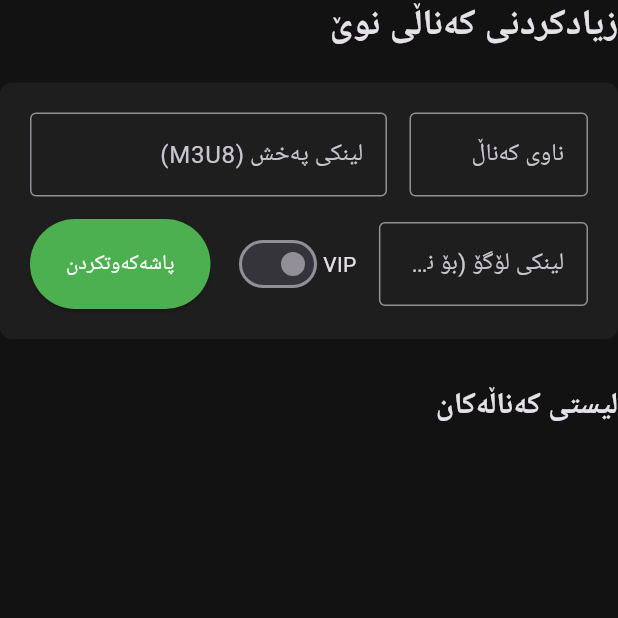
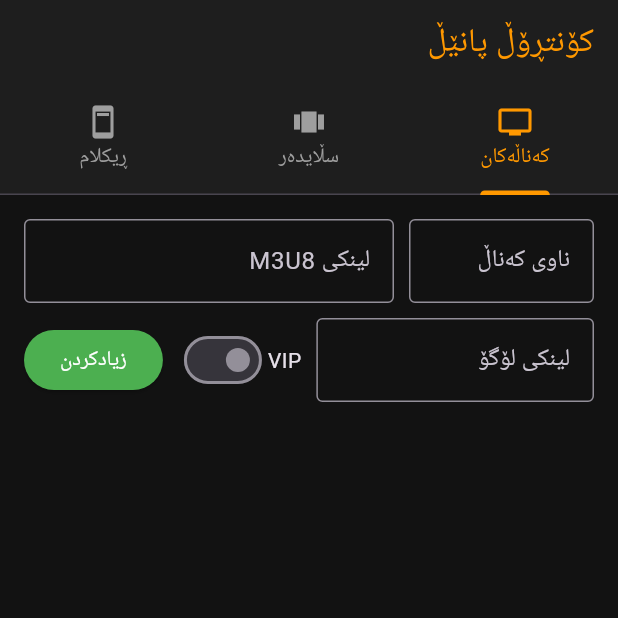
Before and after one commit to ordarat/Tv-admin, a Flutter app: the ManageChannelsPage screen opened directly, on a phone screen of 412 x 824 dp, the top half of it. Run offline on Flutter 3.47's test engine with Material 3 defaults, Android fonts, the phone set to English and light mode, and no system bars; our stand-ins replace cloud_firestore, firebase_auth, firebase_core; accounts and stored records are empty.

Commit message:
Update manage_channels.dart

```diff
--- a/lib/screens/pages/manage_channels.dart
+++ b/lib/screens/pages/manage_channels.dart
@@ -1,112 +1,87 @@
 import 'package:flutter/material.dart';
 import 'package:cloud_firestore/cloud_firestore.dart';
 
-class ManageChannelsPage extends StatefulWidget {
+class ManageChannelsPage extends StatelessWidget {
   const ManageChannelsPage({super.key});
 
   @override
-  State<ManageChannelsPage> createState() => _ManageChannelsPageState();
+  Widget build(BuildContext context) {
+    return DefaultTabController(
+      length: 3,
+      child: Scaffold(
+        appBar: AppBar(
+          title: const Text('کۆنتڕۆڵ پانێڵ', style: TextStyle(color: Colors.orange)),
+          backgroundColor: const Color(0xFF1E1E1E),
+          bottom: const TabBar(
+            indicatorColor: Colors.orange,
+            labelColor: Colors.orange,
+            unselectedLabelColor: Colors.grey,
+            tabs: [
+              Tab(icon: Icon(Icons.tv), text: 'کەناڵەکان'),
+              Tab(icon: Icon(Icons.view_carousel), text: 'سڵایدەر'),
+              Tab(icon: Icon(Icons.ad_units), text: 'ڕیکلام'),
+            ],
+          ),
+        ),
+        body: const TabBarView(
+          children: [
+            _ChannelsTab(),
+            _SlidersTab(),
+            _AdsTab(),
+          ],
+        ),
+      ),
+    );
+  }
 }
 
-class _ManageChannelsPageState extends State<ManageChannelsPage> {
-  final TextEditingController _nameController = TextEditingController();
-  final TextEditingController _urlController = TextEditingController();
-  final TextEditingController _logoController = TextEditingController(); // فایلی لۆگۆ زیادکرا
+// ================= بەشی کەناڵەکان =================
+class _ChannelsTab extends StatefulWidget { const _ChannelsTab(); @override State<_ChannelsTab> createState() => _ChannelsTabState(); }
+class _ChannelsTabState extends State<_ChannelsTab> {
+  final _nameController = TextEditingController();
+  final _urlController = TextEditingController();
+  final _logoController = TextEditingController();
   bool _isVip = false;
 
   Future<void> _addChannel() async {
-    // دڵنیابوون لەوەی ناو و لینک و لۆگۆ پڕکراونەتەوە
-    if (_nameController.text.isEmpty || _urlController.text.isEmpty || _logoController.text.isEmpty) return;
-
+    if (_nameController.text.isEmpty || _urlController.text.isEmpty) return;
     await FirebaseFirestore.instance.collection('channels').add({
-      'name': _nameController.text,
-      'stream_url': _urlController.text,
-      'logo_url': _logoController.text, // لۆگۆکە دەنێرێت بۆ فایەربەیس
-      'is_vip': _isVip,
-      'created_at': FieldValue.serverTimestamp(),
+      'name': _nameController.text, 'stream_url': _urlController.text, 'logo_url': _logoController.text, 'is_vip': _isVip, 'created_at': FieldValue.serverTimestamp(),
     });
-
-    _nameController.clear();
-    _urlController.clear();
-    _logoController.clear(); // پاککردنەوەی شوێنی لۆگۆکە
+    _nameController.clear(); _urlController.clear(); _logoController.clear();
     setState(() => _isVip = false);
-
-    if(!mounted) return;
-    ScaffoldMessenger.of(context).showSnackBar(const SnackBar(content: Text('کەناڵەکە بە سەرکەوتوویی زیادکرا')));
+    ScaffoldMessenger.of(context).showSnackBar(const SnackBar(content: Text('کەناڵ زیادکرا')));
   }
 
   @override
   Widget build(BuildContext context) {
-    return Column(
-      crossAxisAlignment: CrossAxisAlignment.start,
-      children: [
-        const Text('زیادکردنی کەناڵی نوێ', style: TextStyle(fontSize: 24, fontWeight: FontWeight.bold)),
-        const SizedBox(height: 20),
-        Container(
-          padding: const EdgeInsets.all(20),
-          decoration: BoxDecoration(color: const Color(0xFF1E1E1E), borderRadius: BorderRadius.circular(8)),
+    return Padding(
+      padding: const EdgeInsets.all(16.0),
       child: Column(
         children: [
           Row(
             children: [
-                  Expanded(
-                    child: TextField(
-                      controller: _nameController,
-                      decoration: const InputDecoration(labelText: 'ناوی کەناڵ', border: OutlineInputBorder()),
-                    ),
-                  ),
-                  const SizedBox(width: 15),
-                  Expanded(
-                    flex: 2,
-                    child: TextField(
-                      controller: _urlController,
-                      decoration: const InputDecoration(labelText: 'لینکی پەخش (M3U8)', border: OutlineInputBorder()),
-                    ),
-                  ),
+              Expanded(child: TextField(controller: _nameController, decoration: const InputDecoration(labelText: 'ناوی کەناڵ', border: OutlineInputBorder()))),
+              const SizedBox(width: 10),
+              Expanded(flex: 2, child: TextField(controller: _urlController, decoration: const InputDecoration(labelText: 'لینکی M3U8', border: OutlineInputBorder()))),
             ],
           ),
-              const SizedBox(height: 15),
+          const SizedBox(height: 10),
           Row(
             children: [
-                  Expanded(
-                    flex: 2,
-                    child: TextField(
-                      controller: _logoController,
-                      decoration: const InputDecoration(labelText: 'لینکی لۆگۆ (بۆ نموونە: .png یان .jpg)', border: OutlineInputBorder()),
-                    ),
-                  ),
-                  const SizedBox(width: 15),
-                  Row(
-                    children: [
-                      const Text('VIP'),
-                      Switch(
-                        value: _isVip,
-                        activeColor: Colors.yellow,
-                        onChanged: (val) => setState(() => _isVip = val),
-                      ),
+              Expanded(flex: 2, child: TextField(controller: _logoController, decoration: const InputDecoration(labelText: 'لینکی لۆگۆ', border: OutlineInputBorder()))),
+              const SizedBox(width: 10),
+              const Text('VIP'), Switch(value: _isVip, activeColor: Colors.yellow, onChanged: (v) => setState(() => _isVip = v)),
+              const SizedBox(width: 10),
+              ElevatedButton(onPressed: _addChannel, style: ElevatedButton.styleFrom(backgroundColor: Colors.green), child: const Text('زیادکردن', style: TextStyle(color: Colors.white))),
             ],
           ),
-                  const SizedBox(width: 15),
-                  ElevatedButton(
-                    style: ElevatedButton.styleFrom(backgroundColor: Colors.green, padding: const EdgeInsets.symmetric(horizontal: 24, vertical: 20)),
-                    onPressed: _addChannel,
-                    child: const Text('پاشەکەوتکردن', style: TextStyle(color: Colors.white)),
-                  ),
-                ],
-              ),
-            ],
-          ),
-        ),
-        const SizedBox(height: 30),
-        const Text('لیستی کەناڵەکان', style: TextStyle(fontSize: 20, fontWeight: FontWeight.bold)),
-        const SizedBox(height: 10),
-
+          const SizedBox(height: 20),
           Expanded(
             child: StreamBuilder<QuerySnapshot>(
               stream: FirebaseFirestore.instance.collection('channels').orderBy('created_at', descending: true).snapshots(),
               builder: (context, snapshot) {
                 if (!snapshot.hasData) return const Center(child: CircularProgressIndicator());
-
                 var docs = snapshot.data!.docs;
                 return ListView.builder(
                   itemCount: docs.length,
@@ -115,23 +90,9 @@ class _ManageChannelsPageState extends State<ManageChannelsPage> {
                     return Card(
                       color: const Color(0xFF2C2C2C),
                       child: ListTile(
-                      // پیشاندانی لۆگۆکە لەناو لیستی ئەدمین بە بچووکی
-                      leading: data['logo_url'] != null && data['logo_url'].toString().isNotEmpty
-                          ? Image.network(data['logo_url'], width: 50, height: 50, fit: BoxFit.cover, errorBuilder: (c, e, s) => const Icon(Icons.error))
-                          : const Icon(Icons.tv, size: 50),
+                        leading: CircleAvatar(backgroundImage: NetworkImage(data['logo_url'] ?? '')),
                         title: Text(data['name'] ?? ''),
-                      subtitle: Text(data['stream_url'] ?? '', style: const TextStyle(color: Colors.grey)),
-                      trailing: Row(
-                        mainAxisSize: MainAxisSize.min,
-                        children: [
-                          if (data['is_vip'] == true)
-                            Container(padding: const EdgeInsets.all(4), color: Colors.yellow, child: const Text('VIP', style: TextStyle(color: Colors.black, fontSize: 10))),
-                          IconButton(
-                            icon: const Icon(Icons.delete, color: Colors.red),
-                            onPressed: () => FirebaseFirestore.instance.collection('channels').doc(docs[index].id).delete(),
-                          ),
-                        ],
-                      ),
+                        trailing: IconButton(icon: const Icon(Icons.delete, color: Colors.red), onPressed: () => FirebaseFirestore.instance.collection('channels').doc(docs[index].id).delete()),
                       ),
                     );
                   },
@@ -140,6 +101,110 @@ class _ManageChannelsPageState extends State<ManageChannelsPage> {
             ),
           ),
         ],
+      ),
     );
   }
 }
+
+// ================= بەشی سڵایدەر =================
+class _SlidersTab extends StatefulWidget { const _SlidersTab(); @override State<_SlidersTab> createState() => _SlidersTabState(); }
+class _SlidersTabState extends State<_SlidersTab> {
+  final _imageController = TextEditingController();
+
+  Future<void> _addSlider() async {
+    if (_imageController.text.isEmpty) return;
+    await FirebaseFirestore.instance.collection('sliders').add({
+      'image_url': _imageController.text, 'created_at': FieldValue.serverTimestamp(),
+    });
+    _imageController.clear();
+    ScaffoldMessenger.of(context).showSnackBar(const SnackBar(content: Text('وێنەی سڵایدەر زیادکرا')));
+  }
+
+  @override
+  Widget build(BuildContext context) {
+    return Padding(
+      padding: const EdgeInsets.all(16.0),
+      child: Column(
+        children: [
+          Row(
+            children: [
+              Expanded(child: TextField(controller: _imageController, decoration: const InputDecoration(labelText: 'لینکی وێنەی سڵایدەر', border: OutlineInputBorder()))),
+              const SizedBox(width: 10),
+              ElevatedButton(onPressed: _addSlider, style: ElevatedButton.styleFrom(backgroundColor: Colors.blue), child: const Text('زیادکردن', style: TextStyle(color: Colors.white))),
+            ],
+          ),
+          const SizedBox(height: 20),
+          Expanded(
+            child: StreamBuilder<QuerySnapshot>(
+              stream: FirebaseFirestore.instance.collection('sliders').orderBy('created_at', descending: true).snapshots(),
+              builder: (context, snapshot) {
+                if (!snapshot.hasData) return const Center(child: CircularProgressIndicator());
+                var docs = snapshot.data!.docs;
+                return ListView.builder(
+                  itemCount: docs.length,
+                  itemBuilder: (context, index) {
+                    return Card(
+                      color: const Color(0xFF2C2C2C),
+                      child: ListTile(
+                        leading: Image.network(docs[index]['image_url'], width: 80, fit: BoxFit.cover),
+                        title: const Text('وێنەی سڵایدەر'),
+                        trailing: IconButton(icon: const Icon(Icons.delete, color: Colors.red), onPressed: () => FirebaseFirestore.instance.collection('sliders').doc(docs[index].id).delete()),
+                      ),
+                    );
+                  },
+                );
+              },
+            ),
+          ),
+        ],
+      ),
+    );
+  }
+}
+
+// ================= بەشی ڕیکلام (شریتی ناوەڕاست) =================
+class _AdsTab extends StatefulWidget { const _AdsTab(); @override State<_AdsTab> createState() => _AdsTabState(); }
+class _AdsTabState extends State<_AdsTab> {
+  final _adImageController = TextEditingController();
+
+  @override
+  void initState() {
+    super.initState();
+    _loadCurrentAd();
+  }
+
+  Future<void> _loadCurrentAd() async {
+    var doc = await FirebaseFirestore.instance.collection('ads').doc('banner').get();
+    if (doc.exists) setState(() => _adImageController.text = doc['image_url'] ?? '');
+  }
+
+  Future<void> _updateAd() async {
+    await FirebaseFirestore.instance.collection('ads').doc('banner').set({
+      'image_url': _adImageController.text,
+    });
+    ScaffoldMessenger.of(context).showSnackBar(const SnackBar(content: Text('ڕیکلامەکە نوێکرایەوە')));
+  }
+
+  @override
+  Widget build(BuildContext context) {
+    return Padding(
+      padding: const EdgeInsets.all(24.0),
+      child: Column(
+        crossAxisAlignment: CrossAxisAlignment.start,
+        children: [
+          const Text('شریتی ڕیکلامی نێوان کەناڵەکان', style: TextStyle(fontSize: 20, fontWeight: FontWeight.bold)),
+          const SizedBox(height: 20),
+          TextField(controller: _adImageController, decoration: const InputDecoration(labelText: 'لینکی وێنەی ڕیکلامەکە (Banner Image)', border: OutlineInputBorder())),
+          const SizedBox(height: 20),
+          Center(
+            child: ElevatedButton(
+              onPressed: _updateAd,
+              style: ElevatedButton.styleFrom(backgroundColor: Colors.orange, padding: const EdgeInsets.symmetric(horizontal: 40, vertical: 15)),
+              child: const Text('پاشەکەوتکردنی ڕیکلام', style: TextStyle(color: Colors.white, fontSize: 16))
+            ),
+          ),
+        ],
+      ),
+    );
+  }
+}
```
Lines whose indentation alone changed are shown as unchanged.
